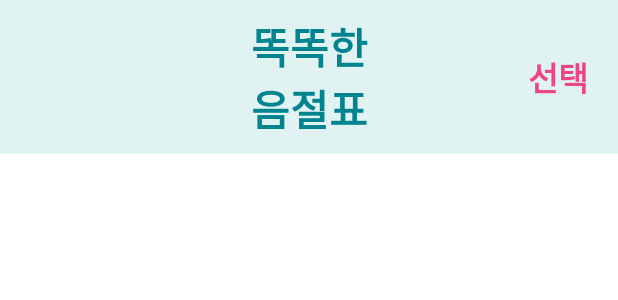
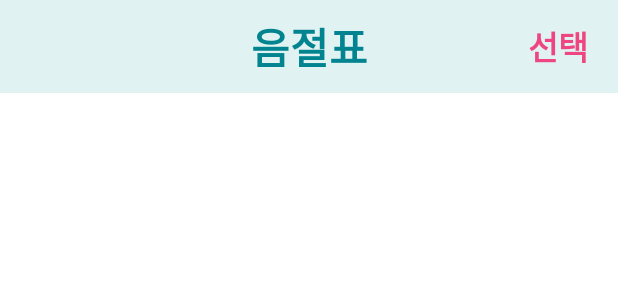
Before and after one commit to josuekim/SyllableGame, an Android app: the layout activity_main.xml on its own in the app's theme, with its tools: preview values and no code run, on a phone screen of 412 x 824 dp. Shown: the top 300 px of the screen. Run offline under Robolectric (Android 15) with nearby library versions, the phone set to English and light mode, and no system bars.

Commit message:
fix some conflict file

```diff
--- a/app/src/main/AndroidManifest.xml
+++ b/app/src/main/AndroidManifest.xml
@@ -17,6 +17,9 @@
           android:screenOrientation="landscape"/>
         <activity
           android:name=".SyllableGameActivity2"
+          android:screenOrientation="landscape"/>
+        <activity
+          android:name=".SyllableGameActivity3"
           android:screenOrientation="landscape"/>
         <activity
           android:name=".MainActivity"
--- a/app/src/main/res/layout/activity_main.xml
+++ b/app/src/main/res/layout/activity_main.xml
@@ -4,7 +4,7 @@
   xmlns:tools="http://schemas.android.com/tools"
   android:layout_width="match_parent"
   android:layout_height="match_parent"
-  tools:context="com.example.ishsrain.smarttable.MainActivity">
+  tools:context="com.h2kresearch.syllablegame.MainActivity">
 
   <ScrollView
     android:layout_width="0dp"
@@ -50,7 +50,7 @@
           android:paddingLeft="20dp"
           android:paddingRight="20dp"
           android:gravity="center_vertical|center_horizontal"
-          android:text="똑똑한 음절표"
+          android:text="음절표"
           android:textAlignment="gravity"
           android:textColor="#01848F"
           android:textSize="28dp" />
```
Also changed, not shown: app/src/main/res/drawable/apptitle.png.
